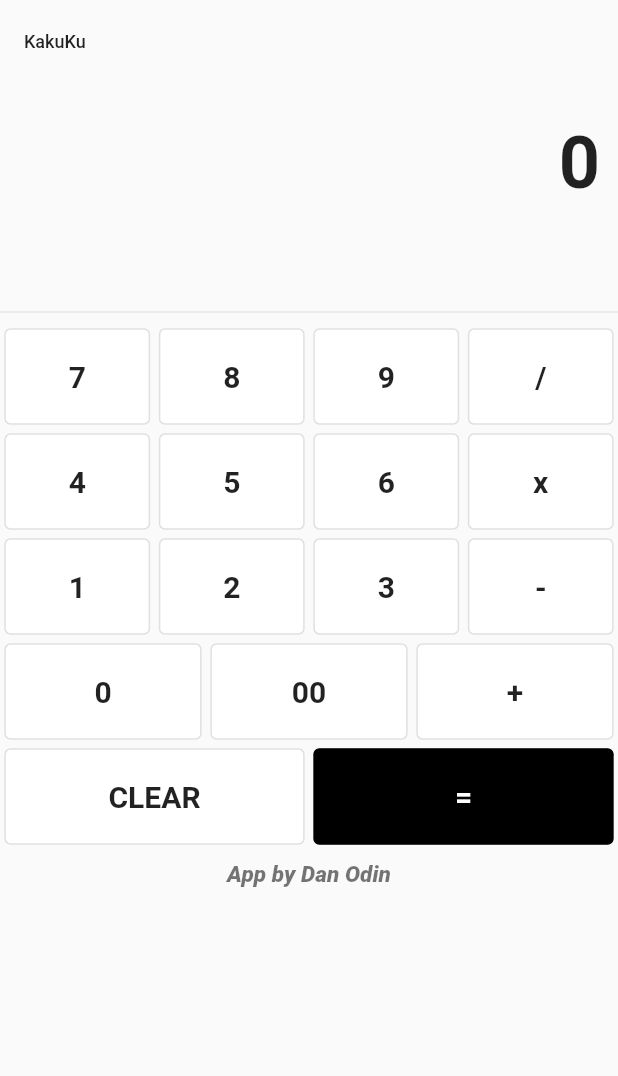
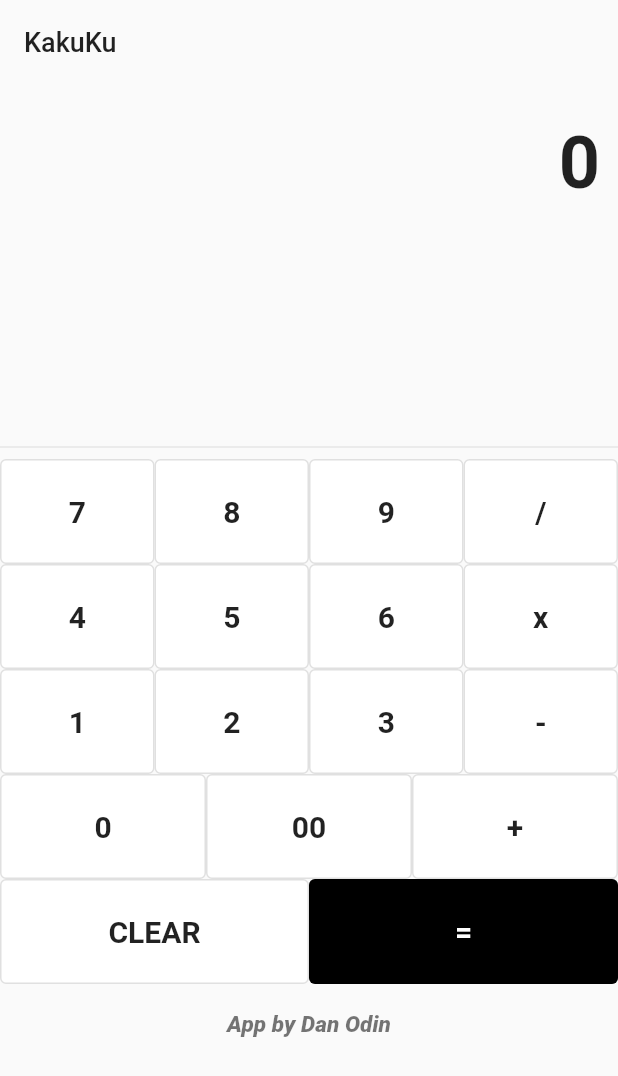
Before and after one commit to danodin69/simple_calculator, a Flutter app: the screen it shows after launch, on a phone screen of 412 x 824 dp. Shown: the top 1076 px of the screen. Run offline on Flutter 3.47's test engine with Material 2 defaults, Android fonts, the phone set to English and light mode, and no system bars.

Commit message:
Fixed Minor Error Made In Passion's heat

```diff
--- a/lib/main.dart
+++ b/lib/main.dart
@@ -84,9 +84,9 @@ class _MainPageState extends State<MainPage> {
       child: SizedBox(
         height: 70,
         child: Padding(
-          padding: const EdgeInsets.all(2.9),
+          padding: const EdgeInsets.all(0),
           child: OutlinedButton(
-            onPressed: (() => buttonBuilder(buttonText)),
+            onPressed: (() => onButtonPressed(buttonText)),
             style: OutlinedButton.styleFrom(backgroundColor: backgroundColour),
             child: Text(
               buttonText,
@@ -105,7 +105,7 @@ class _MainPageState extends State<MainPage> {
       appBar: AppBar(
         title: Text(
           widget.title,
-          style: const TextStyle(fontSize: 12, color: Colors.black87),
+          style: const TextStyle(fontSize: 18, color: Colors.black87),
         ),
         elevation: 0.0,
         backgroundColor: Colors.transparent,
@@ -123,7 +123,7 @@ class _MainPageState extends State<MainPage> {
               ),
             ),
             const SizedBox(
-              height: 40,
+              height: 130,
             ),
             const Divider(),
             Column(
@@ -171,7 +171,7 @@ class _MainPageState extends State<MainPage> {
             const Align(
                 alignment: Alignment.bottomCenter,
                 child: Padding(
-                  padding: EdgeInsets.all(8.0),
+                  padding: EdgeInsets.all(18.0),
                   child: Text(
                     'App by Dan Odin',
                     style: TextStyle(
--- a/pubspec.yaml
+++ b/pubspec.yaml
@@ -1,5 +1,5 @@
-name: simple_calculator
-description: A new Flutter project.
+name: Kakuku
+description: A very simple calculator
 
 # The following line prevents the package from being accidentally published to
 # pub.dev using `flutter pub publish`. This is preferred for private packages.
```
Also changed, not shown: pubspec.lock.
